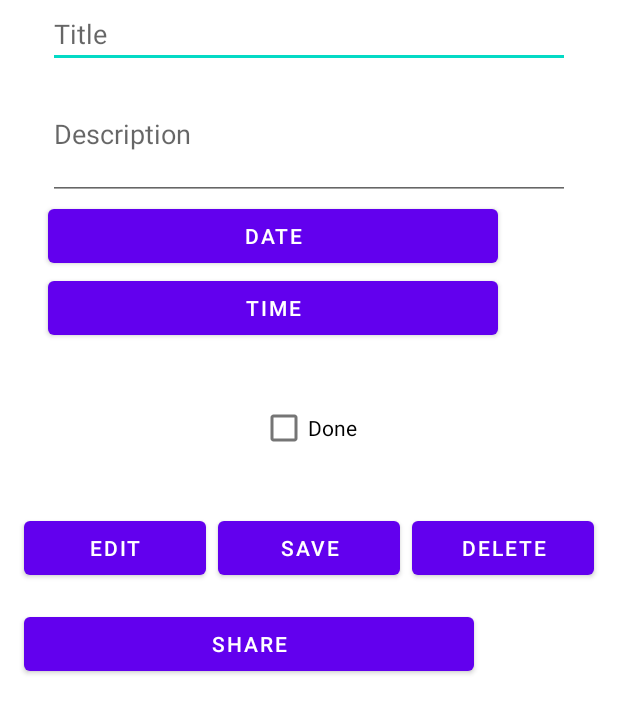
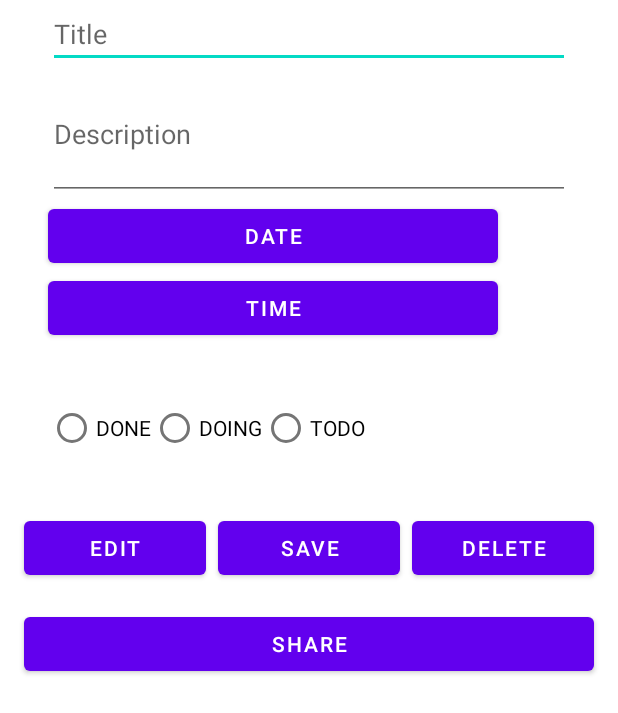
Before and after one commit to MohammadHasanMahdavi/HW16_1, an Android app: the layout fragment_edit_task_dialog.xml on its own in the app's theme, with its tools: preview values and no code run, on a phone screen of 412 x 824 dp. Shown: the top 713 px of the screen. Run offline under Robolectric (Android 15) with nearby library versions, the phone set to English and light mode, and no system bars.

Commit message:
update task added

```diff
--- a/app/src/main/java/com/example/task/model/Task.kt
+++ b/app/src/main/java/com/example/task/model/Task.kt
@@ -14,5 +14,6 @@ data class Task (
     @ColumnInfo(name = "Description") val description : String,
     @ColumnInfo(name = "Date") val date : String,
     @ColumnInfo(name = "Time") val time : String,
-    @ColumnInfo(name = "State") val state : State
+    @ColumnInfo(name = "State") val state : State,
+    @ColumnInfo(name = "imageLocation") val location : String
     )
--- a/app/src/main/java/com/example/task/ui/home/TaskRecyclerAdapter.kt
+++ b/app/src/main/java/com/example/task/ui/home/TaskRecyclerAdapter.kt
@@ -72,4 +72,7 @@ class TaskRecyclerAdapter(var taskList : MutableList<Task>,val manager : Fragmen
             taskId = id
         }
     }
+    fun setData(list:MutableList<Task>){
+        taskList = list
+    }
 }
--- a/app/src/main/java/com/example/task/ui/home/dialog/SaveTaskDialogFragment.kt
+++ b/app/src/main/java/com/example/task/ui/home/dialog/SaveTaskDialogFragment.kt
@@ -78,7 +78,8 @@ class SaveTaskDialogFragment() : DialogFragment(), DatePickerDialog.OnDateSetLis
                         description,
                         dateAsString,
                         timeAsString,
-                        state
+                        state,
+                        ""
                     )
                     thread { model!!.insertTask(task) }
                     dismiss()
--- a/app/src/main/java/com/example/task/ui/login/LoginActivity.kt
+++ b/app/src/main/java/com/example/task/ui/login/LoginActivity.kt
@@ -11,4 +11,8 @@ class LoginActivity : AppCompatActivity() {
         super.onCreate(savedInstanceState)
         setContentView(R.layout.activity_login)
     }
+
+    override fun onBackPressed() {
+
+    }
 }
--- a/app/src/main/res/layout/fragment_edit_task_dialog.xml
+++ b/app/src/main/res/layout/fragment_edit_task_dialog.xml
@@ -47,13 +47,29 @@
         android:layout_marginStart="32dp"
         android:layout_marginEnd="32dp"
         android:text="@string/time" />
-    <CheckBox
-        android:id="@+id/edit_done_cb"
-        android:layout_width="wrap_content"
+    <RadioGroup
+        android:orientation="horizontal"
+        android:layout_width="match_parent"
         android:layout_height="wrap_content"
-        android:layout_gravity="center"
         android:layout_margin="32dp"
-        android:text="@string/done"/>
+        android:layout_gravity="center">
+        <RadioButton
+            android:id="@+id/edit_done_state"
+            android:layout_width="wrap_content"
+            android:layout_height="wrap_content"
+            android:text="DONE"/>
+        <RadioButton
+            android:id="@+id/edit_doing_state"
+            android:layout_width="wrap_content"
+            android:layout_height="wrap_content"
+            android:text="DOING"/>
+        <RadioButton
+            android:id="@+id/edit_todo_state"
+            android:layout_width="wrap_content"
+            android:layout_height="wrap_content"
+            android:text="TODO"/>
+
+    </RadioGroup>
     <LinearLayout
         android:layout_gravity="center"
         android:layout_width="match_parent"
@@ -89,7 +105,7 @@
 
     <Button
         android:id="@+id/edit_share_btn"
-        android:layout_width="300dp"
+        android:layout_width="match_parent"
         android:layout_height="wrap_content"
         android:text="share"
         android:layout_margin="16dp"/>
```
Also changed, not shown: app/src/main/java/com/example/task/ui/home/HomeActivity.kt (+20 -5 lines), app/src/main/java/com/example/task/ui/home/HomeViewModel.kt (+2 -7 lines), app/src/main/java/com/example/task/ui/home/dialog/EditTaskDialogFragment.kt (+12 -3 lines), app/src/main/java/com/example/task/ui/home/todo/TodoFragment.kt (+6 -13 lines).
